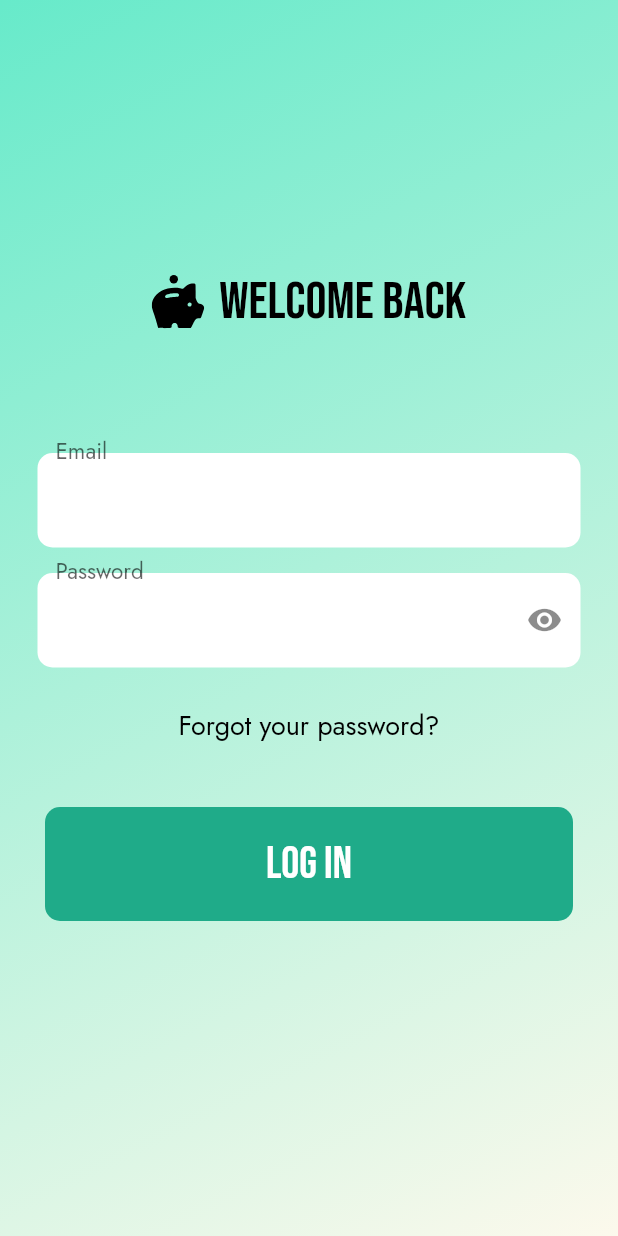
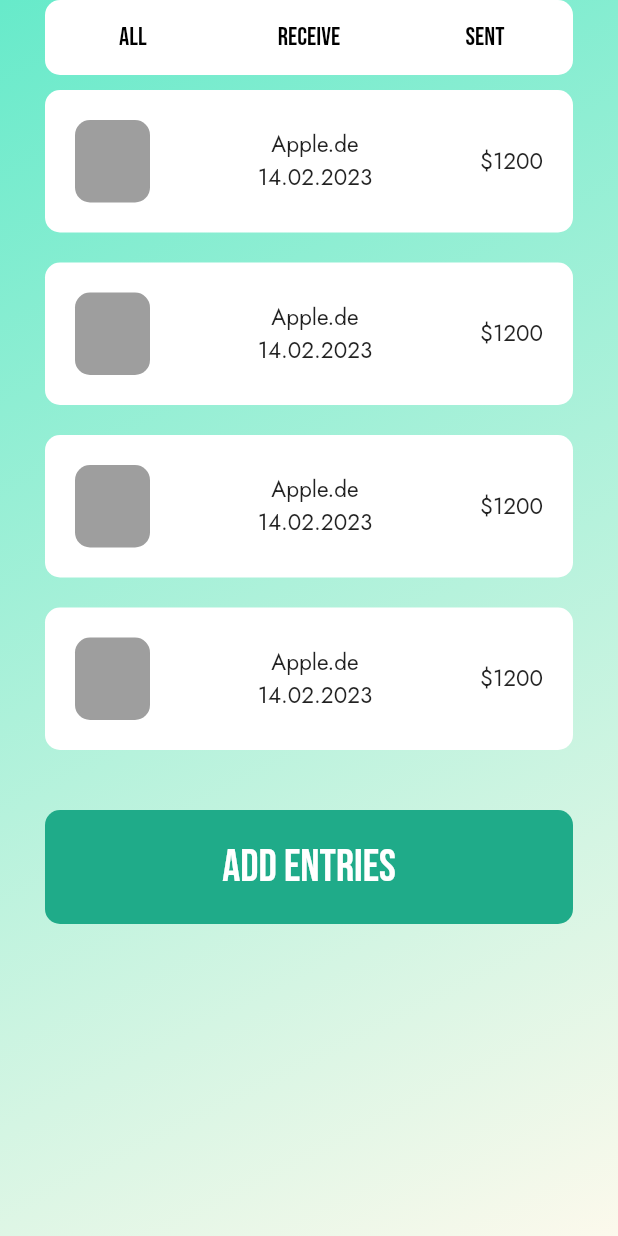
Before and after one commit to arskii/saveit_client, a Flutter app: the screen it shows after launch, on a phone screen of 412 x 824 dp. Run offline on Flutter 3.47's test engine with Material 2 defaults, Android fonts, the phone set to English and light mode, and no system bars; our stand-ins replace dio, flutter_svg, get.

Commit message:
Entities Screen

```diff
--- a/lib/api/api_client.dart
+++ b/lib/api/api_client.dart
@@ -17,8 +17,8 @@
 
   Future login(Map<String, dynamic>? datauser) async {
     try {
-      Response response =
-          await _dio.post('https://reqres.in/api/login', data: datauser);
+      Response response = await _dio
+          .post('http://192.168.1.146:3000/auth/login', data: datauser);
       print(response.data);
       return response.data;
     } on DioError catch (e) {
--- /dev/null
+++ b/lib/components/entity_card.dart
@@ -0,0 +1,59 @@
+import 'package:flutter/cupertino.dart';
+import 'package:flutter/material.dart';
+import 'package:flutter/src/widgets/container.dart';
+import 'package:flutter/src/widgets/framework.dart';
+
+class EntityCard extends StatelessWidget {
+  final String textTitle;
+  final String textDesc;
+  final String textPrice;
+  const EntityCard(
+      {super.key,
+      required this.textTitle,
+      required this.textDesc,
+      required this.textPrice});
+
+  @override
+  Widget build(BuildContext context) {
+    return Container(
+      margin: EdgeInsets.symmetric(horizontal: 30, vertical: 10),
+      padding: EdgeInsets.symmetric(vertical: 20, horizontal: 20),
+      decoration: BoxDecoration(
+        color: Colors.white,
+        borderRadius: BorderRadius.all(
+          Radius.circular(10),
+        ),
+      ),
+      child: Row(
+        mainAxisAlignment: MainAxisAlignment.spaceBetween,
+        children: [
+          Container(
+            height: 55,
+            width: 50,
+            decoration: BoxDecoration(
+              color: Colors.grey,
+              borderRadius: BorderRadius.all(
+                Radius.circular(10),
+              ),
+            ),
+          ),
+          Column(
+            mainAxisAlignment: MainAxisAlignment.spaceBetween,
+            children: [
+              Text(textTitle,
+                  style: TextStyle(fontSize: 15, fontFamily: 'Jost')),
+              Text(textDesc, style: TextStyle(fontSize: 15, fontFamily: 'Jost'))
+            ],
+          ),
+          Column(
+            mainAxisAlignment: MainAxisAlignment.spaceBetween,
+            children: [
+              Text(textPrice,
+                  style: TextStyle(fontSize: 15, fontFamily: 'Jost'))
+            ],
+          )
+        ],
+      ),
+    );
+  }
+}
--- a/lib/components/main_button.dart
+++ b/lib/components/main_button.dart
@@ -19,7 +19,7 @@
       onTap: () => onTap(),
       child: Container(
         margin: EdgeInsets.all(30),
-        padding: EdgeInsets.symmetric(horizontal: 130, vertical: 20),
+        padding: EdgeInsets.symmetric(vertical: 20),
         decoration: BoxDecoration(
           borderRadius: BorderRadius.all(
             Radius.circular(10),
--- a/lib/main.dart
+++ b/lib/main.dart
@@ -1,4 +1,6 @@
 import 'package:budgetapp/components/bottom_menu.dart';
+import 'package:budgetapp/constants.dart';
+import 'package:budgetapp/screens/entities_screen.dart';
 import 'package:budgetapp/screens/expenses_screen/expenses_screen.dart';
 import 'package:budgetapp/screens/login_screen.dart';
 import 'package:budgetapp/screens/pincode_screen.dart';
@@ -22,10 +24,10 @@
       debugShowCheckedModeBanner: false, // remove debug flag
       title: 'Budget app',
       theme: ThemeData(
-        primarySwatch: Colors.blue,
+        primarySwatch: Colors.green,
         fontFamily: 'BebasNeue',
       ),
-      home: LoginScreen(),
+      home: EntitiesScreen(),
     );
   }
 }
--- /dev/null
+++ b/lib/screens/entities_screen.dart
@@ -0,0 +1,94 @@
+import 'package:budgetapp/components/entity_card.dart';
+import 'package:budgetapp/components/main_button.dart';
+import 'package:budgetapp/constants.dart';
+import 'package:flutter/material.dart';
+
+class EntitiesScreen extends StatefulWidget {
+  const EntitiesScreen({super.key});
+
+  @override
+  State<EntitiesScreen> createState() => _EntitiesScreenState();
+}
+
+class _EntitiesScreenState extends State<EntitiesScreen> {
+  @override
+  Widget build(BuildContext context) {
+    double h = MediaQuery.of(context).size.height;
+    return Scaffold(
+      body: SingleChildScrollView(
+        child: Container(
+          width: MediaQuery.of(context).size.width,
+          height: h,
+          decoration: BoxDecoration(
+            gradient: LinearGradient(
+                begin: Alignment.topLeft,
+                end: Alignment.bottomRight,
+                colors: const [
+                  mainColor,
+                  secondColor,
+                ]),
+          ),
+          child: SafeArea(
+            child: Column(
+              mainAxisAlignment: MainAxisAlignment.start,
+              children: [
+                Container(
+                  margin: EdgeInsets.symmetric(horizontal: 30),
+                  decoration: BoxDecoration(
+                    color: Colors.white,
+                    borderRadius: BorderRadius.all(
+                      Radius.circular(10),
+                    ),
+                  ),
+                  child: Row(
+                      mainAxisAlignment: MainAxisAlignment.spaceAround,
+                      children: [
+                        TextButton(
+                          onPressed: () {},
+                          child: Text(
+                            'all',
+                            style: TextStyle(fontSize: 17, color: Colors.black),
+                          ),
+                        ),
+                        TextButton(
+                          onPressed: () {},
+                          child: Text(
+                            'Receive',
+                            style: TextStyle(fontSize: 17, color: Colors.black),
+                          ),
+                        ),
+                        TextButton(
+                          onPressed: () {},
+                          child: Text(
+                            'Sent',
+                            style: TextStyle(fontSize: 17, color: Colors.black),
+                          ),
+                        ),
+                      ]),
+                  height: 50,
+                ),
+                EntityCard(
+                    textTitle: 'Apple.de',
+                    textDesc: '14.02.2023',
+                    textPrice: '\$1200'),
+                EntityCard(
+                    textTitle: 'Apple.de',
+                    textDesc: '14.02.2023',
+                    textPrice: '\$1200'),
+                EntityCard(
+                    textTitle: 'Apple.de',
+                    textDesc: '14.02.2023',
+                    textPrice: '\$1200'),
+                EntityCard(
+                    textTitle: 'Apple.de',
+                    textDesc: '14.02.2023',
+                    textPrice: '\$1200'),
+                MainButton(text: 'Add Entries', onTap: () {})
+              ],
+            ),
+          ),
+        ),
+      ),
+    );
+  }
+}
```
